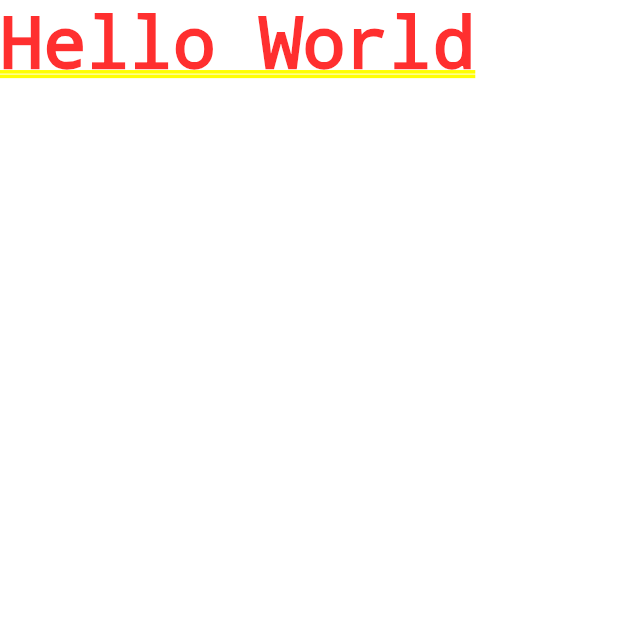
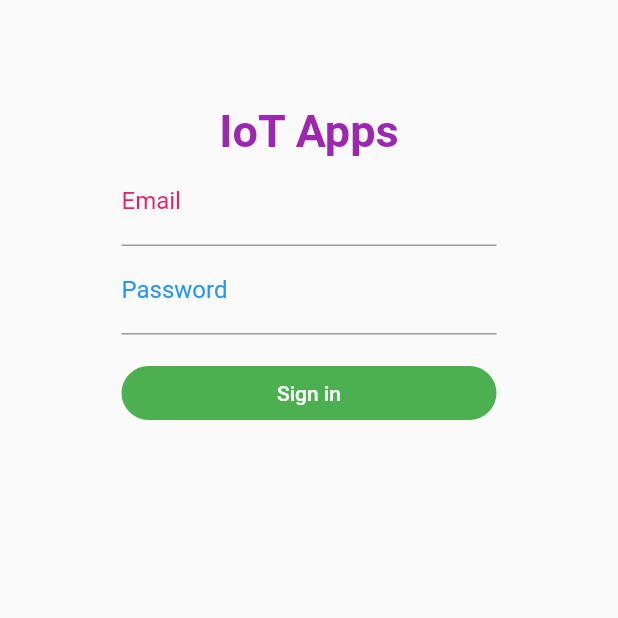
Before and after one commit to chayapon1994/iot, a Flutter app: the screen it shows after launch, on a phone screen of 412 x 824 dp, the top half of it. Run offline on Flutter 3.47's test engine with Material 2 defaults, Android fonts, the phone set to English and light mode, and no system bars.

Commit message:
Login View Complete

```diff
--- a/lib/main.dart
+++ b/lib/main.dart
@@ -1,4 +1,5 @@
 import 'package:flutter/material.dart';
+import 'package:iot/screen/authen.dart';
 
 void main() {
   runApp(Myapps());
@@ -8,7 +9,7 @@ class Myapps extends StatelessWidget {
   @override
   Widget build(BuildContext context) {
     return MaterialApp(
-      home: Text("Hello World"),
+      home: Authen(),
     );
   }
 }
--- /dev/null
+++ b/lib/screen/authen.dart
@@ -0,0 +1,92 @@
+import 'package:flutter/material.dart';
+
+class Authen extends StatefulWidget {
+  @override
+  _AuthenState createState() => _AuthenState();
+}
+
+class _AuthenState extends State<Authen> {
+  @override
+  Widget build(BuildContext context) {
+    double amount = 150.0;
+    double size = 250.0;
+
+    Widget emailTextFormFeild() {
+      return Container(
+        width: size,
+        alignment: Alignment.center,
+        child: TextFormField(
+          decoration: InputDecoration(
+            labelText: 'Email',
+            hintText: 'Your@mail.com',
+            labelStyle: TextStyle(color: Colors.pink[500]),
+          ),
+        ),
+      );
+    }
+
+    Widget passwordTextFormFeild() {
+      return Container(
+        width: size,
+        alignment: Alignment.center,
+        child: TextFormField(
+          decoration: InputDecoration(
+            labelText: 'Password',
+            hintText: 'More than 7 charactor',
+            labelStyle: TextStyle(color: Colors.blue[500]),
+          ),
+        ),
+      );
+    }
+
+    Widget siginButton(BuildContext context) {
+      return Expanded(
+        child: FlatButton(
+          shape: RoundedRectangleBorder(
+            borderRadius: BorderRadius.circular(30.0),
+          ),
+          color: Colors.green[500],
+          child: Text(
+            'Sign in',
+            style: TextStyle(color: Colors.white),
+          ),
+          onPressed: () {},
+        ),
+      );
+    }
+
+    Widget showName() {
+      return Container(
+        child: Text(
+          'IoT Apps',
+          style: TextStyle(
+              fontSize: 30.0,
+              color: Colors.purple[500],
+              fontWeight: FontWeight.bold),
+        ),
+      );
+    }
+
+    return Scaffold(
+      body: Container(
+        alignment: Alignment(0, 0),
+        padding: EdgeInsets.only(top: 70.0),
+        child: Column(
+          children: <Widget>[
+            showName(),
+            emailTextFormFeild(),
+            passwordTextFormFeild(),
+            Container(
+              margin: EdgeInsets.only(top: 15.0),
+              alignment: Alignment.center,
+              width: size,
+              child: Row(
+                children: <Widget>[siginButton(context)],
+              ),
+            ),
+          ],
+        ),
+      ),
+    );
+  }
+}
```
